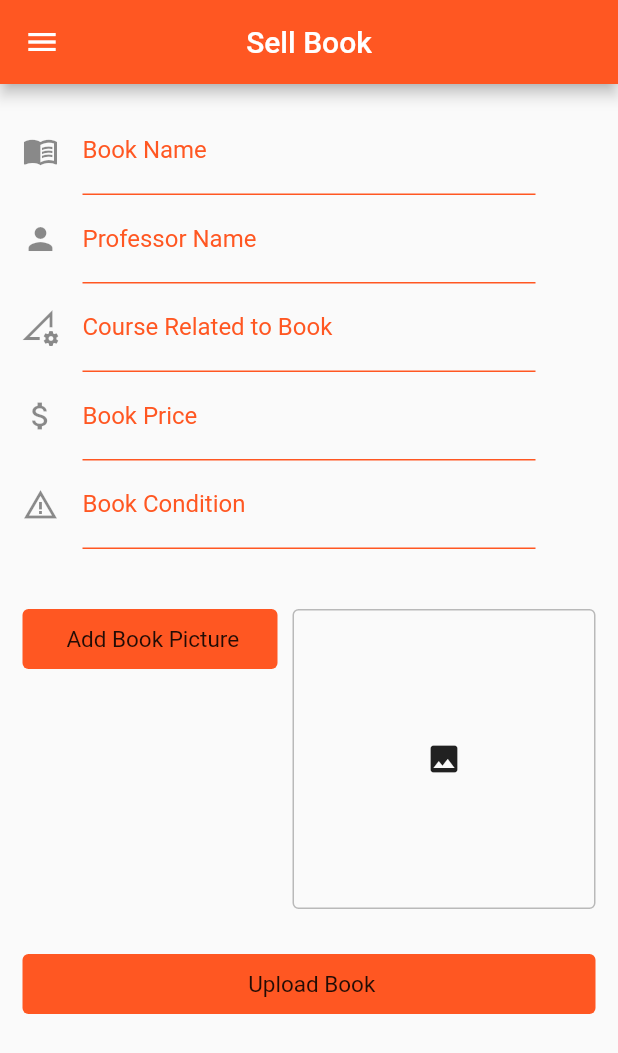
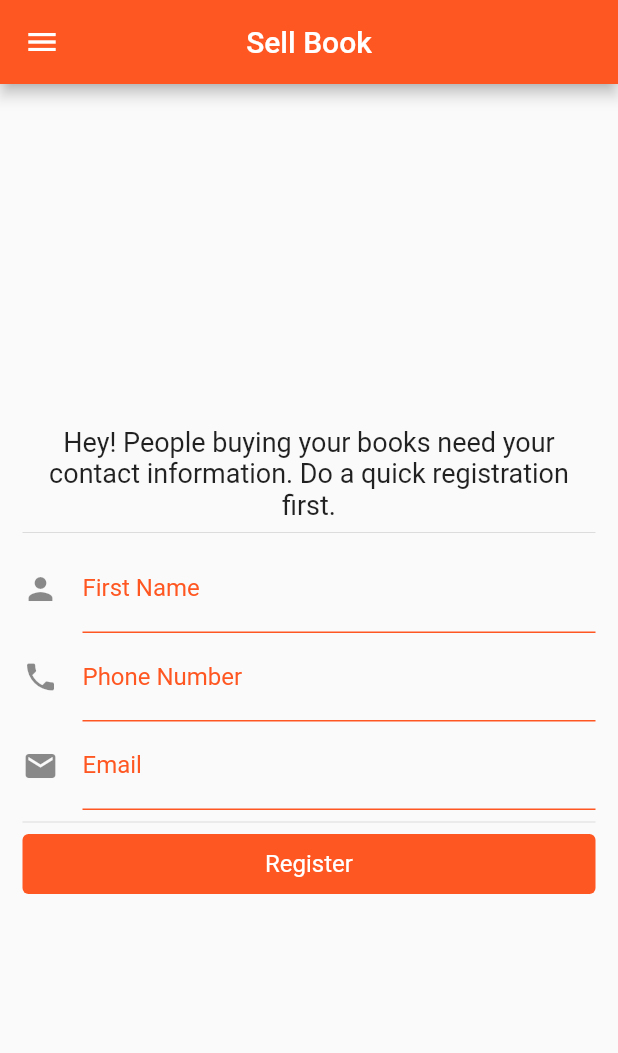
Before and after one commit to siranov/bookapp, a Flutter app: the SellBook screen opened directly, on a phone screen of 412 x 824 dp. Shown: the top 1053 px of the screen. Run offline on Flutter 3.47's test engine with Material 2 defaults, Android fonts, the phone set to English and light mode, and no system bars; our stand-ins replace cloud_firestore, firebase_auth, firebase_core, firebase_storage, image_picker; accounts and stored records are empty.

Commit message:
added auth

```diff
--- /dev/null
+++ b/lib/auth.dart
@@ -0,0 +1,137 @@
+import 'package:firebase_auth/firebase_auth.dart';
+import 'package:flutter/material.dart';
+
+import 'home.dart';
+
+class AuthPage extends StatefulWidget {
+  @override
+  _AuthPageState createState() => _AuthPageState();
+}
+
+class _AuthPageState extends State<AuthPage> {
+  String email = '';
+  String phone = '';
+  String name = '';
+  auth(context) async {
+    try {
+      UserCredential userCredential = await FirebaseAuth.instance
+          .createUserWithEmailAndPassword(email: email, password: phone)
+          .then((value) {
+        user = value.user;
+        return value;
+      });
+    } on FirebaseAuthException catch (e) {
+      if (e.code == 'weak-password') {
+        print('The password provided is too weak.');
+      } else if (e.code == 'email-already-in-use') {
+        print('The account already exists for that email.');
+      }
+    } catch (e) {
+      print(e);
+    }
+  }
+
+  lineCheck() {}
+  buttonCheck() {
+    bool everythingTrue = true;
+    if (email != '') {
+      everythingTrue = false;
+    }
+    if (phone != '') {
+      everythingTrue = false;
+    }
+    if (name != '') {
+      everythingTrue = false;
+    }
+    return everythingTrue;
+  }
+
+  @override
+  Widget build(BuildContext context) {
+    return Container(
+      child: Center(
+        child: ListView(
+          shrinkWrap: true,
+          padding: EdgeInsets.all(15),
+          children: [
+            Text(
+              "Hey! People buying your books need your contact information. Do a quick registration first.",
+              style: TextStyle(fontSize: 18),
+              textAlign: TextAlign.center,
+            ),
+            Divider(),
+            SmartField(
+              hint: 'First Name',
+              icon: Icons.person,
+              val: (val) {
+                name = val;
+              },
+            ),
+            SmartField(
+              hint: 'Phone Number',
+              icon: Icons.phone,
+              val: (val) {
+                phone = val;
+              },
+              type: TextInputType.phone,
+            ),
+            SmartField(
+              hint: 'Email',
+              val: (val) {
+                email = val;
+              },
+              icon: Icons.email,
+            ),
+            Divider(),
+            GestureDetector(
+              onTap: () {},
+              child: Container(
+                height: 40,
+                decoration: BoxDecoration(
+                    color: Colors.deepOrange,
+                    borderRadius: BorderRadius.circular(4)),
+                child: Center(
+                  child: Text('Register',
+                      style: TextStyle(color: Colors.white, fontSize: 16)),
+                ),
+              ),
+            ),
+          ],
+        ),
+      ),
+    );
+  }
+}
+
+class SmartField extends StatelessWidget {
+  final hint;
+  final icon;
+  final type;
+  final ValueSetter val;
+
+  const SmartField({Key key, this.hint, this.icon, this.type, this.val})
+      : super(key: key);
+  @override
+  Widget build(BuildContext context) {
+    return TextFormField(
+      keyboardType: type != null ? type : TextInputType.emailAddress,
+      onChanged: (value) {
+        if (val != null) {
+          val(value);
+        }
+      },
+      cursorColor: Theme.of(context).cursorColor,
+      decoration: InputDecoration(
+        hintText: 'Insert $hint',
+        icon: Icon(icon),
+        labelText: '$hint',
+        labelStyle: TextStyle(
+          color: Colors.deepOrange,
+        ),
+        enabledBorder: UnderlineInputBorder(
+          borderSide: BorderSide(color: Colors.deepOrange),
+        ),
+      ),
+    );
+  }
+}
--- a/lib/home.dart
+++ b/lib/home.dart
@@ -1,7 +1,21 @@
 import 'package:cloud_firestore/cloud_firestore.dart';
+import 'package:firebase_auth/firebase_auth.dart';
 import 'package:flutter/material.dart';
 
 int curPage = 0;
+User user;
+
+userCheck() {
+  var loggedIn = true;
+  if (user == null) {
+    loggedIn = false;
+  } else {
+    if (user.isAnonymous) {
+      loggedIn = false;
+    }
+  }
+  return loggedIn;
+}
 
 class HomePage extends StatefulWidget {
   final VoidCallback update;
--- a/lib/sellbook.dart
+++ b/lib/sellbook.dart
@@ -4,6 +4,8 @@ import 'package:flutter/material.dart';
 import 'package:flutter/services.dart';
 import 'dart:io';
 import 'package:image_picker/image_picker.dart';
+
+import 'auth.dart';
 
 String condition;
 double price = 0;
@@ -66,7 +68,8 @@ class _SellBookState extends State<SellBook> {
           title: Text('Sell Book'),
           centerTitle: true,
         ),
-        body: ListView(
+        body: userCheck()
+            ? ListView(
                 padding: EdgeInsets.all(15),
                 children: [
                   Padding(
@@ -244,12 +247,14 @@ class _SellBookState extends State<SellBook> {
                       onTap: () {
                         if (checkFields() == true) {
                           var bookData = {
-                      'bookname': bookName, //put your bookname variable here
+                            'bookname':
+                                bookName, //put your bookname variable here
                             'sellerId': sellerName, //this ill get after auth
                             'course': course, //put your course variable here
                             'price': price, //put your price variable here
                             'picFile': imageFile, //put your file variable here
-                      'condition': condition, //put your condition variable here
+                            'condition':
+                                condition, //put your condition variable here
                           };
                           uploadNewBook(bookData);
                         } else {
@@ -270,7 +275,8 @@ class _SellBookState extends State<SellBook> {
                         ),
                       )),
                 ],
-        ));
+              )
+            : AuthPage());
   }
 }
 
--- a/pubspec.yaml
+++ b/pubspec.yaml
@@ -33,6 +33,7 @@ dependencies:
   firebase_core:
   image_picker:
   firebase_storage:
+  firebase_auth: ^3.3.5
 
 dev_dependencies:
   flutter_test:
```
Also changed, not shown: pubspec.lock. Lines whose indentation alone changed are shown as unchanged.
